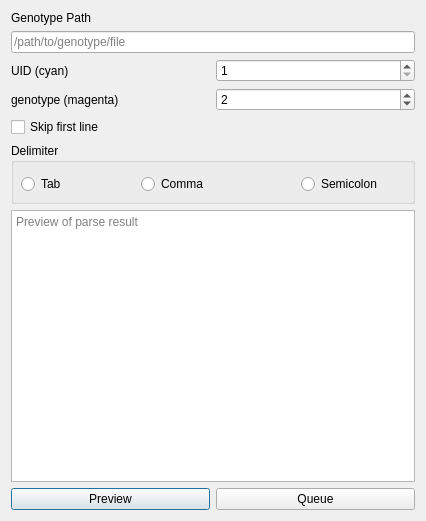
This is convert-assoc-qt/convert_assoc/genotype_file_select.ui in DSPsleeporg/biobank-plink-assoc as Qt 5 draws it before an edit. The edited form follows.
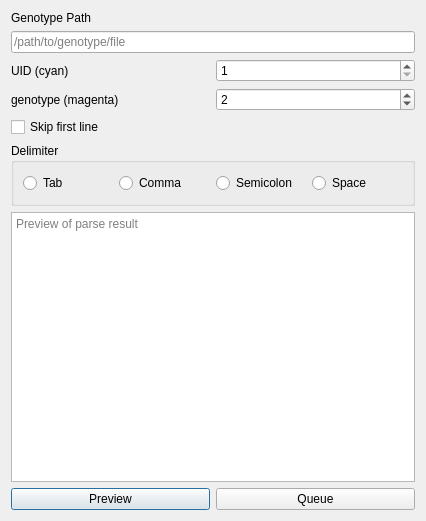
This is the edited form.

Commit message: Implements concurrent multiple genotype file conversion

```diff
--- a/convert-assoc-qt/convert_assoc/genotype_file_select.ui
+++ b/convert-assoc-qt/convert_assoc/genotype_file_select.ui
@@ -83,15 +83,9 @@
      <property name="title">
       <string>Delimiter</string>
      </property>
+     <layout class="QGridLayout" name="gridLayout_2">
+      <item row="0" column="0">
      <widget class="QRadioButton" name="tab_rbox">
-      <property name="geometry">
-       <rect>
-        <x>10</x>
-        <y>30</y>
-        <width>61</width>
-        <height>22</height>
-       </rect>
-      </property>
       <property name="minimumSize">
        <size>
         <width>61</width>
@@ -105,15 +99,9 @@
        <string notr="true">delimiter_grp</string>
       </attribute>
      </widget>
+      </item>
+      <item row="0" column="1">
      <widget class="QRadioButton" name="cmm_rbox">
-      <property name="geometry">
-       <rect>
-        <x>130</x>
-        <y>30</y>
-        <width>71</width>
-        <height>22</height>
-       </rect>
-      </property>
       <property name="minimumSize">
        <size>
         <width>71</width>
@@ -127,15 +115,9 @@
        <string notr="true">delimiter_grp</string>
       </attribute>
      </widget>
+      </item>
+      <item row="0" column="2">
      <widget class="QRadioButton" name="scn_rbox">
-      <property name="geometry">
-       <rect>
-        <x>290</x>
-        <y>30</y>
-        <width>91</width>
-        <height>22</height>
-       </rect>
-      </property>
       <property name="text">
        <string>Semicolon</string>
       </property>
@@ -143,6 +125,24 @@
        <string notr="true">delimiter_grp</string>
       </attribute>
      </widget>
+      </item>
+      <item row="0" column="3">
+       <widget class="QRadioButton" name="space_rbox">
+        <property name="minimumSize">
+         <size>
+          <width>91</width>
+          <height>22</height>
+         </size>
+        </property>
+        <property name="text">
+         <string>Space</string>
+        </property>
+        <attribute name="buttonGroup">
+         <string notr="true">delimiter_grp</string>
+        </attribute>
+       </widget>
+      </item>
+     </layout>
     </widget>
    </item>
    <item row="6" column="0" colspan="2">
```
Lines whose indentation alone changed are shown as unchanged. The commit also changes 14 other files.
